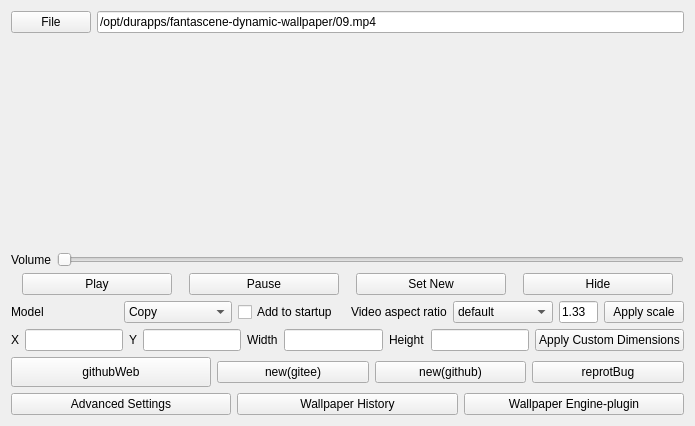
Qt form settingwindow.ui (dependon/fantascene-dynamic-wallpaper) before a commit.
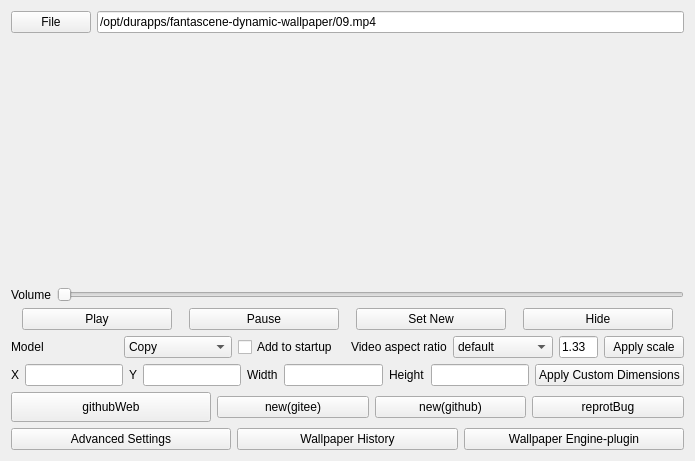
The same form after that commit.

```diff
--- a/settingwindow.ui
+++ b/settingwindow.ui
@@ -7,7 +7,7 @@
     <x>0</x>
     <y>0</y>
     <width>695</width>
-    <height>426</height>
+    <height>461</height>
    </rect>
   </property>
   <property name="windowTitle">
```
Left out of the diff: 276 changed lines with no effect on the pictures.
